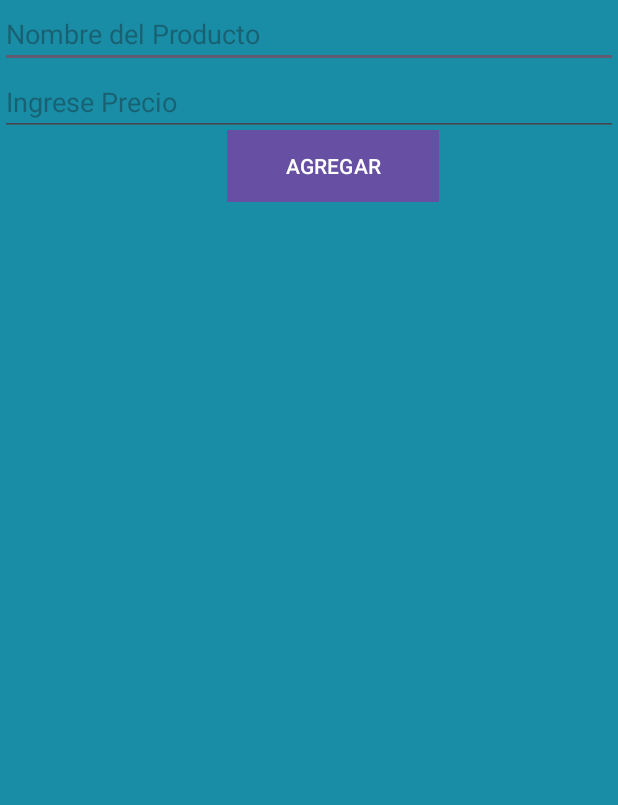
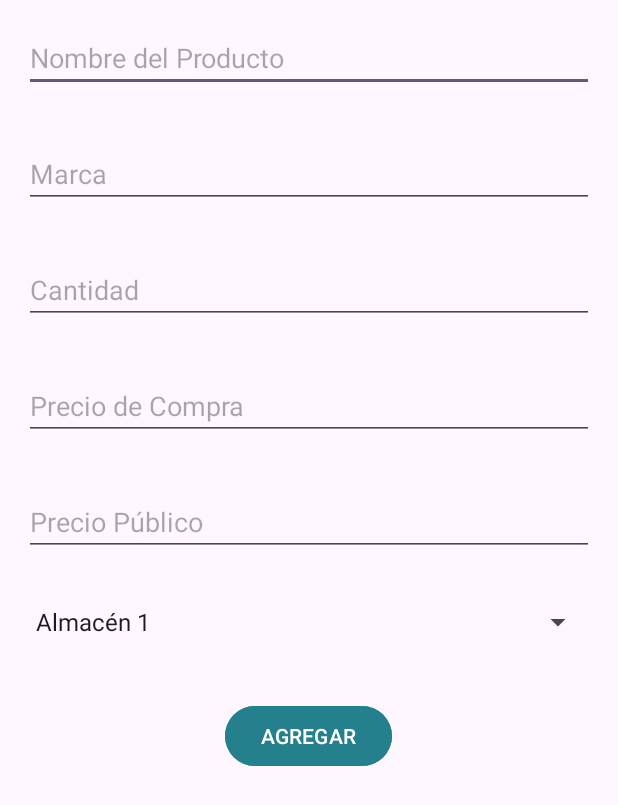
Before and after one commit to Magia10/AlmaSoft, an Android app: the screen it shows after launch (ProductActivity before the commit, CreateProductActivity after it), after a tap on "AGREGAR", on a phone screen of 412 x 824 dp. Shown: the top 805 px of the screen. Run offline under Robolectric (Android 15) with nearby library versions, the light colour scheme and no system bars; our stand-ins replace Room's generated code.

Commit message:
activity formulario producto

```diff
--- a/app/src/main/AndroidManifest.xml
+++ b/app/src/main/AndroidManifest.xml
@@ -12,6 +12,12 @@
         android:supportsRtl="true"
         android:theme="@style/Theme.AlmaSoft"
         tools:targetApi="31">
+        <activity
+            android:name=".view.CreateProductActivity"
+            android:exported="false" />
+        <activity
+            android:name=".editarProducto"
+            android:exported="false" />
         <activity
             android:name=".editprodut"
             android:exported="false" />
--- a/app/src/main/java/com/example/almasoft/repository/database.java
+++ b/app/src/main/java/com/example/almasoft/repository/database.java
@@ -6,7 +6,7 @@ import android.content.Context;
 
 import com.example.almasoft.model.Product;
 
-@Database(entities = {Product.class}, version = 1)
+@Database(entities = {Product.class}, version = 2)
 public abstract class database extends RoomDatabase{
     private static database instance;
 
--- /dev/null
+++ b/app/src/main/java/com/example/almasoft/view/CreateProductActivity.java
@@ -0,0 +1,66 @@
+package com.example.almasoft.view;
+
+import android.os.Bundle;
+
+import androidx.appcompat.app.AppCompatActivity;
+import androidx.lifecycle.ViewModelProvider;
+
+import android.view.View;
+import android.widget.ArrayAdapter;
+import android.widget.Button;
+import android.widget.EditText;
+import android.widget.Spinner;
+import android.widget.Toast;
+
+import com.example.almasoft.R;
+import com.example.almasoft.model.Product;
+import com.example.almasoft.viewmodel.ProductViewModel;
+
+public class CreateProductActivity extends AppCompatActivity {
+
+
+    private EditText editTextName, editTextBrand, editTextQuantity, editTextPurchasePrice, editTextPublicPrice;
+    private Spinner spinnerLocation;
+    private Button buttonAdd;
+    private ProductViewModel productViewModel;
+
+    @Override
+    protected void onCreate(Bundle savedInstanceState) {
+        super.onCreate(savedInstanceState);
+
+        setContentView(R.layout.activity_editar_product);
+        editTextName = findViewById(R.id.edit_text_name);
+        editTextBrand = findViewById(R.id.edit_text_brand);
+        editTextQuantity = findViewById(R.id.edit_text_quantity);
+        editTextPurchasePrice = findViewById(R.id.edit_text_purchase_price);
+        editTextPublicPrice = findViewById(R.id.edit_text_public_price);
+        spinnerLocation = findViewById(R.id.spinner_location);
+        buttonAdd = findViewById(R.id.button_add);
+
+        ArrayAdapter<CharSequence> adapter = ArrayAdapter.createFromResource(this,
+                R.array.location_array, android.R.layout.simple_spinner_item);
+        adapter.setDropDownViewResource(android.R.layout.simple_spinner_dropdown_item);
+        spinnerLocation.setAdapter(adapter);
+
+        productViewModel = new ViewModelProvider(this).get(ProductViewModel.class);
+
+        buttonAdd.setOnClickListener(new View.OnClickListener() {
+            @Override
+            public void onClick(View v) {
+                // Aquí puedes manejar el clic del botón AGREGAR
+                String name = editTextName.getText().toString();
+                String brand = editTextBrand.getText().toString();
+                String quantity = editTextQuantity.getText().toString();
+                String purchasePrice = editTextPurchasePrice.getText().toString();
+                String salePrice = editTextPublicPrice.getText().toString();
+                String location = spinnerLocation.getSelectedItem().toString();
+
+                productViewModel.insert(new Product(name,Double.parseDouble(salePrice),
+                        Double.parseDouble(purchasePrice),brand,location,Integer.parseInt(quantity)));
+
+                // Ejemplo de uso de Toast para mostrar la entrada
+                Toast.makeText(CreateProductActivity.this, "Producto agregado: " + name, Toast.LENGTH_SHORT).show();
+            }
+        });
+    }
+}
--- a/app/src/main/java/com/example/almasoft/view/ProductActivity.java
+++ b/app/src/main/java/com/example/almasoft/view/ProductActivity.java
@@ -1,10 +1,8 @@
 package com.example.almasoft.view;
 
+import android.content.Intent;
 import android.os.Bundle;
-import android.text.TextUtils;
 import android.view.View;
-import android.widget.EditText;
-import android.widget.Toast;
 
 import androidx.appcompat.app.AppCompatActivity;
 import androidx.lifecycle.Observer;
@@ -20,22 +18,21 @@ import com.example.almasoft.viewmodel.ProductViewModel;
 
 public class ProductActivity extends AppCompatActivity {
     private ProductViewModel productViewModel;
-    private EditText editTextName, editTextPrice;
     @Override
     protected void onCreate(Bundle savedInstanceState) {
         super.onCreate(savedInstanceState);
         setContentView(R.layout.activity_product);
 
-        editTextName = findViewById(R.id.edit_text_name);
-        editTextPrice = findViewById(R.id.edit_text_price);
         RecyclerView recyclerView = findViewById(R.id.recycler_view);
         recyclerView.setLayoutManager(new LinearLayoutManager(this));
         recyclerView.setHasFixedSize(true);
 
-        final ProductAdapter adapter = new ProductAdapter(ProductActivity.this,editTextName,editTextPrice);
+        final ProductAdapter adapter = new ProductAdapter(ProductActivity.this);
         recyclerView.setAdapter(adapter);
 
         productViewModel = new ViewModelProvider(this).get(ProductViewModel.class);
+
+
         productViewModel.getAllProducts().observe(this, new Observer<List<Product>>() {
             @Override
             public void onChanged(List<Product> products) {
@@ -53,55 +50,7 @@ public class ProductActivity extends AppCompatActivity {
     }
 
     private void addProduct() {
-        String name = editTextName.getText().toString().trim();
-        String priceText = editTextPrice.getText().toString().trim();
-
-        if (TextUtils.isEmpty(name) || TextUtils.isEmpty(priceText)) {
-            Toast.makeText(this, "Ingrese Datos del Producto ", Toast.LENGTH_SHORT).show();
-            return;
-        }
-
-        double price = Double.parseDouble(priceText);
-        Product product = new Product(name, price);
-        productViewModel.insert(product);
-        Toast.makeText(this, "Producto Agregado", Toast.LENGTH_SHORT).show();
-        editTextName.setText("");
-        editTextPrice.setText("");
+        Intent i = new Intent(this, CreateProductActivity.class);
+        startActivity(i);
     }
-
-    private void editProduct(Product product) {
-        editTextName.setText(product.getName());
-        editTextPrice.setText(String.valueOf(product.getPrice()));
-
-        findViewById(R.id.button_add).setVisibility(View.GONE);
-
-        // Implementar funcionalidad para editar producto si se desea
-    }
-    private void saveProductChanges(Product product) {
-        String name = editTextName.getText().toString().trim();
-        String priceText = editTextPrice.getText().toString().trim();
-
-        if (TextUtils.isEmpty(name) || TextUtils.isEmpty(priceText)) {
-            Toast.makeText(this, "Ingrese Datos del Producto", Toast.LENGTH_SHORT).show();
-            return;
-        }
-
-        double price = Double.parseDouble(priceText);
-
-        // Actualiza el producto con los nuevos datos
-        product.setName(name);
-        product.setPrice(price);
-
-        // Llama al ViewModel para actualizar el producto
-        productViewModel.update(product);
-        Toast.makeText(this, "Producto Actualizado", Toast.LENGTH_SHORT).show();
-
-        // Limpia los campos de texto y ajusta la visibilidad de los botones
-        editTextName.setText("");
-        editTextPrice.setText("");
-        findViewById(R.id.button_add).setVisibility(View.VISIBLE);
-    }
-
-
-
 }
--- a/app/src/main/java/com/example/almasoft/view/ProductAdapter.java
+++ b/app/src/main/java/com/example/almasoft/view/ProductAdapter.java
@@ -33,21 +33,19 @@ public class ProductAdapter extends RecyclerView.Adapter<ProductAdapter.ProductH
                 .inflate(R.layout.product_item, parent, false);
         return new ProductHolder(itemView);
     }
-    public ProductAdapter(Context context, EditText editTextName, EditText editTextPrice){
+    public ProductAdapter(Context context){
         this.context = context;
-        this.editTextName = editTextName;
-        this.editTextPrice = editTextPrice;
     }
     @Override
     public void onBindViewHolder(@NonNull ProductHolder holder, int position) {
         Product currentProduct = products.get(position);
         holder.textViewName.setText(currentProduct.getName());
-        holder.textViewPrice.setText(String.valueOf(currentProduct.getPrice()));
+        holder.textViewPrice.setText(String.valueOf(currentProduct.getSalePrice()));
         holder.buttonEdit.setOnClickListener(new View.OnClickListener() {
             @Override
             public void onClick(View v) {
-                editTextName.setText(currentProduct.getName());
-                editTextPrice.setText(String.valueOf(currentProduct.getPrice()));
+                //editTextName.setText(currentProduct.getName());
+                //editTextPrice.setText(String.valueOf(currentProduct.getSalePrice()));
                 Toast.makeText(context, "Botón presionado!", Toast.LENGTH_SHORT).show();
             }
         });
--- /dev/null
+++ b/app/src/main/res/layout/activity_editar_product.xml
@@ -0,0 +1,69 @@
+<?xml version="1.0" encoding="utf-8"?>
+<RelativeLayout xmlns:android="http://schemas.android.com/apk/res/android"
+    xmlns:app="http://schemas.android.com/apk/res-auto"
+    xmlns:tools="http://schemas.android.com/tools"
+    android:id="@+id/main"
+    android:layout_width="match_parent"
+    android:layout_height="match_parent"
+    tools:context=".view.CreateProductActivity">
+
+    <EditText
+        android:id="@+id/edit_text_name"
+        android:layout_width="match_parent"
+        android:layout_height="wrap_content"
+        android:hint="Nombre del Producto"
+        android:layout_margin="16dp" />
+
+    <EditText
+        android:id="@+id/edit_text_brand"
+        android:layout_width="match_parent"
+        android:layout_height="wrap_content"
+        android:hint="Marca"
+        android:layout_below="@id/edit_text_name"
+        android:layout_margin="16dp" />
+
+    <EditText
+        android:id="@+id/edit_text_quantity"
+        android:layout_width="match_parent"
+        android:layout_height="wrap_content"
+        android:hint="Cantidad"
+        android:inputType="number"
+        android:layout_below="@id/edit_text_brand"
+        android:layout_margin="16dp" />
+
+    <EditText
+        android:id="@+id/edit_text_purchase_price"
+        android:layout_width="match_parent"
+        android:layout_height="wrap_content"
+        android:hint="Precio de Compra"
+        android:inputType="numberDecimal"
+        android:layout_below="@id/edit_text_quantity"
+        android:layout_margin="16dp" />
+
+    <EditText
+        android:id="@+id/edit_text_public_price"
+        android:layout_width="match_parent"
+        android:layout_height="wrap_content"
+        android:hint="Precio Público"
+        android:inputType="numberDecimal"
+        android:layout_below="@id/edit_text_purchase_price"
+        android:layout_margin="16dp" />
+
+    <Spinner
+        android:id="@+id/spinner_location"
+        android:layout_width="match_parent"
+        android:layout_height="wrap_content"
+        android:layout_below="@id/edit_text_public_price"
+        android:layout_margin="16dp" />
+
+    <Button
+        android:id="@+id/button_add"
+        android:layout_width="wrap_content"
+        android:layout_height="wrap_content"
+        android:layout_below="@id/spinner_location"
+        android:layout_centerHorizontal="true"
+        android:layout_marginTop="24dp"
+        android:backgroundTint="#23808C"
+        android:text="AGREGAR" />
+
+</RelativeLayout>
--- a/app/src/main/res/layout/activity_product.xml
+++ b/app/src/main/res/layout/activity_product.xml
@@ -6,38 +6,24 @@
     tools:context=".view.ProductActivity"
     android:background="#188DA5">
 
-    <EditText
-        android:id="@+id/edit_text_name"
-        android:layout_width="match_parent"
-        android:layout_height="wrap_content"
-        android:hint="Nombre del Producto" />
-
-    <EditText
-        android:id="@+id/edit_text_price"
-        android:layout_width="match_parent"
-        android:layout_height="wrap_content"
-        android:hint="Ingrese Precio"
-        android:layout_below="@+id/edit_text_name" />
-
     <Button
         android:id="@+id/button_add"
         android:layout_width="141dp"
         android:layout_height="wrap_content"
-        android:layout_below="@+id/edit_text_price"
         android:layout_alignParentStart="true"
         android:layout_alignParentEnd="true"
-        android:layout_marginStart="151dp"
+        android:layout_marginStart="242dp"
         android:layout_marginTop="-4dp"
-        android:layout_marginEnd="119dp"
-        android:background="#17464C"
-        android:backgroundTint="#17464C"
+        android:layout_marginEnd="27dp"
+        android:backgroundTint="#23808C"
         android:text="AGREGAR" />
 
     <androidx.recyclerview.widget.RecyclerView
         android:id="@+id/recycler_view"
         android:layout_width="match_parent"
-        android:layout_height="match_parent"
+        android:layout_height="579dp"
         android:layout_below="@+id/button_add"
+        android:layout_marginTop="108dp"
         android:padding="16dp" />
 
 </RelativeLayout>
--- a/app/src/main/res/values/strings.xml
+++ b/app/src/main/res/values/strings.xml
@@ -20,4 +20,12 @@
     <string name="btn_reiniciar">Reiniciar</string>
     <string name="lbl_registrarse">Registrarse Ahora!</string>
     <string name="IB">Información</string>
+    <string-array name="location_array">
+        <item>Almacén 1</item>
+        <item>Almacén 2</item>
+        <item>Almacén 3</item>
+        <item>Sala de Ventas</item>
+    </string-array>
+
+
 </resources>
```
Also changed, not shown: app/src/main/java/com/example/almasoft/editprodut.java (deleted, +0 -24 lines), app/src/main/java/com/example/almasoft/model/Product.java (+48 -7 lines), app/src/main/res/layout/activity_editprodut.xml (deleted, +0 -10 lines), app/src/main/res/layout/product_item.xml (+13 -11 lines).
